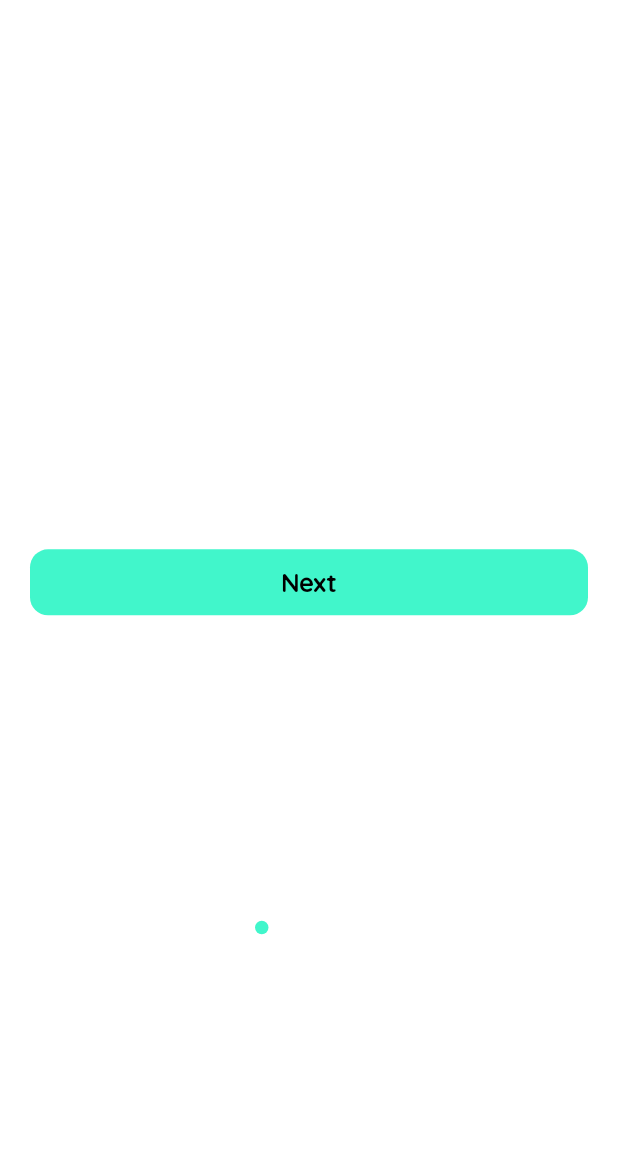
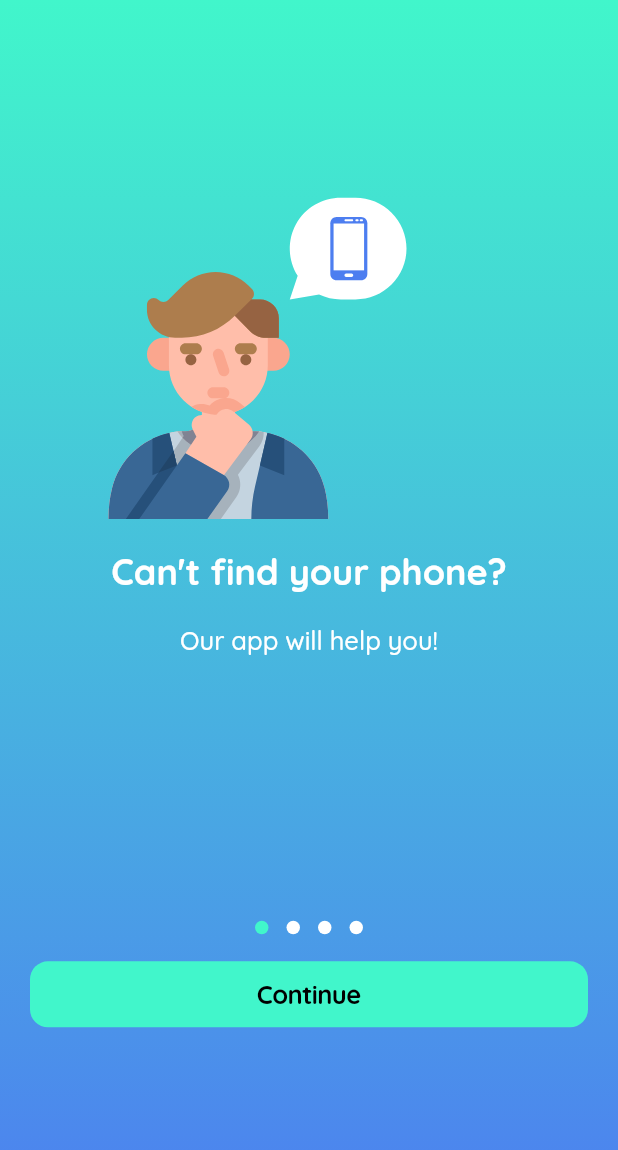
Before and after one commit to TimurKarev/clap_app, a Flutter app: the screen it shows after launch, on a phone screen of 412 x 824 dp. Shown: the top 1150 px of the screen. Run offline on Flutter 3.47's test engine with Material 2 defaults, Android fonts, the phone set to English and light mode, and no system bars; drawn by our look-alikes of dots_indicator; our stand-ins replace flutter_svg, google_fonts, rating_dialog.

Commit message:
onBoard Svg Fix

```diff
--- a/lib/pages/onboarding/on_board_page.dart
+++ b/lib/pages/onboarding/on_board_page.dart
@@ -15,11 +15,11 @@ class _OnBoardPageState extends State<OnBoardPage> {
 
 
   static const List<String> _imagePath = [
-    "assets/images/clap_phone.svg",
+    "assets/images/problem.svg",
+    "assets/images/rate.svg",
     "assets/images/clapping.svg",
     "assets/images/phone_with_icon.svg",
-    "assets/images/problem.svg",
-    "assets/images/rate.svg",
+    "assets/images/clap_phone.svg",
   ];
 
   static const List<String> _titles = [
@@ -43,6 +43,7 @@ class _OnBoardPageState extends State<OnBoardPage> {
     OnBoardTextWidget(header: _titles[1], text: _text[1]),
     OnBoardTextWidget(header: _titles[2], text: _text[2]),
     OnBoardTextWidget(header: _titles[3], text: _text[3]),
+    OnBoardTextWidget(header: _titles[4], text: _text[4]),
   ];
 
   final Curve curve = Curves.easeInOut;
@@ -68,7 +69,7 @@ class _OnBoardPageState extends State<OnBoardPage> {
               OnBoardTemplate(
                 imagePath: _imagePath[0],
                 textOrButton: _widgets[0],
-                buttonText: "Next",
+                buttonText: "Continue",
                 onPressed: () {
                   controller.nextPage(duration: duration, curve: curve);
                 },
@@ -76,7 +77,7 @@ class _OnBoardPageState extends State<OnBoardPage> {
               OnBoardTemplate(
                 imagePath: _imagePath[1],
                 textOrButton: _widgets[1],
-                buttonText: "Next",
+                buttonText: "Continue",
                 onPressed: () {
                   controller.nextPage(duration: duration, curve: curve);
                 },
@@ -84,7 +85,7 @@ class _OnBoardPageState extends State<OnBoardPage> {
               OnBoardTemplate(
                 imagePath: _imagePath[2],
                 textOrButton: _widgets[2],
-                buttonText: "Next",
+                buttonText: "Continue",
                 isTappable: true,
                 onPressed: () {
                   controller.nextPage(duration: duration, curve: curve);
@@ -93,6 +94,15 @@ class _OnBoardPageState extends State<OnBoardPage> {
               OnBoardTemplate(
                 imagePath: _imagePath[3],
                 textOrButton: _widgets[3],
+                buttonText: "Continue",
+                legalWidget: true,
+                onPressed: () {
+                  controller.nextPage(duration: duration, curve: curve);
+                },
+              ),
+              OnBoardTemplate(
+                imagePath: _imagePath[4],
+                textOrButton: _widgets[4],
                 buttonText: "Continue",
                 legalWidget: true,
                 onPressed: () {
--- a/lib/pages/onboarding/widgets/on_board_template.dart
+++ b/lib/pages/onboarding/widgets/on_board_template.dart
@@ -1,6 +1,8 @@
 
+import 'package:clap_app/pages/common_widgets/background_widget.dart';
 import 'package:flutter/cupertino.dart';
 import 'package:flutter/material.dart';
+import 'package:flutter_svg/flutter_svg.dart';
 import 'package:rating_dialog/rating_dialog.dart';
 
 
@@ -27,9 +29,10 @@ class OnBoardTemplate extends StatelessWidget {
 
   @override
   Widget build(BuildContext context) {
-    return Container(
-      color: Styles.brightTextColor,
-      child: Padding(
+    return Stack(
+      children: [
+        const BackgroundWidget(),
+        Padding(
           padding: const EdgeInsets.symmetric(horizontal: 20.0),
           child: Column(
             crossAxisAlignment: CrossAxisAlignment.stretch,
@@ -40,7 +43,7 @@ class OnBoardTemplate extends StatelessWidget {
               ),
               Flexible(
                 flex: 3,
-              child: Image.asset(imagePath),
+                child: SvgPicture.asset(imagePath),
               ),
               Flexible(
                 flex: 2,
@@ -77,6 +80,7 @@ class OnBoardTemplate extends StatelessWidget {
             ],
           ),
         ),
+      ],
     );
   }
 
--- a/lib/pages/styles.dart
+++ b/lib/pages/styles.dart
@@ -10,7 +10,7 @@ abstract class Styles {
 
   static TextStyle subtitleText = GoogleFonts.quicksand(
     fontSize: 17,
-    fontWeight: FontWeight.bold,
+    fontWeight: FontWeight.w500,
     color: brightTextColor,
   );
 
```
Lines whose indentation alone changed are shown as unchanged.
